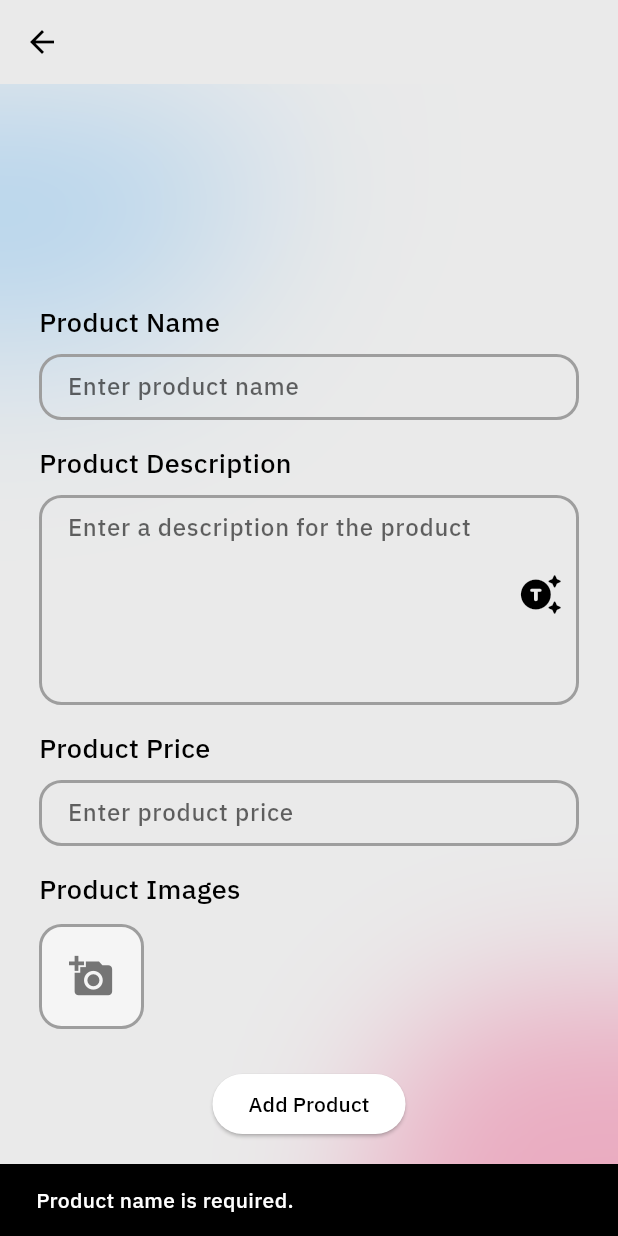
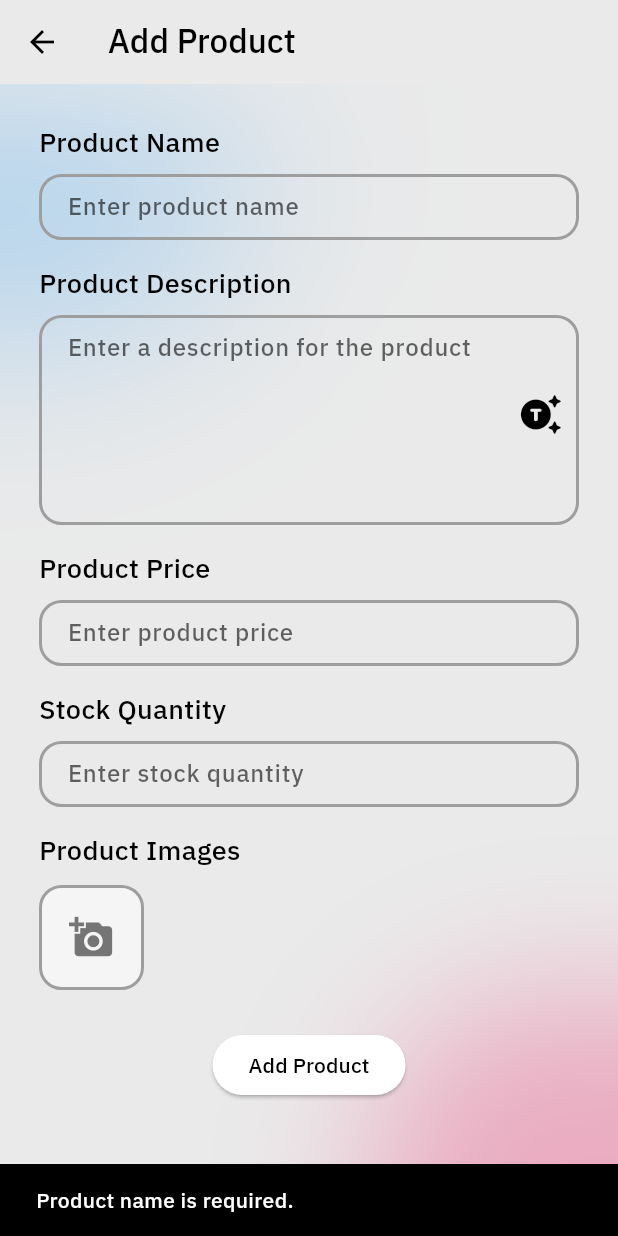
Before and after one commit to cubetech110/cube_business, a Flutter app: the AddProductScreen screen opened directly, after a tap on "Add Product", on a phone screen of 412 x 824 dp. Run offline on Flutter 3.47's test engine with Material 3 defaults, Android fonts, the phone set to English and light mode, and no system bars; our stand-ins replace cloud_firestore, firebase_auth, firebase_core, firebase_storage, flutter_svg, google_generative_ai and 4 more; missing offline and left inert: glowy_borders; accounts and stored records are empty; project files that could hold a hidden picture were left out.

Commit message:
Last Update

```diff
--- a/lib/core/catogery_type.dart
+++ b/lib/core/catogery_type.dart
@@ -1,5 +1,6 @@
 enum CategoryType {
-  Elegance,
+  Beauty,
+  Electronices,
   Food,
   Clothes,
 }
--- a/lib/main.dart
+++ b/lib/main.dart
@@ -5,6 +5,7 @@
 import 'package:cube_business/provider/store_provider.dart';
 import 'package:cube_business/services/auth_service.dart';
 import 'package:cube_business/views/pages/auth/auth_wrapper.dart';
+import 'package:cube_business/views/pages/payment/payment_page.dart';
 import 'package:firebase_auth/firebase_auth.dart';
 import 'package:flutter/material.dart';
 import 'package:flutter_localizations/flutter_localizations.dart';
@@ -48,7 +49,7 @@
         debugShowCheckedModeBanner: false,
         title: 'Cube Business',
         theme: AppTheme.lightTheme,
-        home: const AuthWrapper(),
+        home: AuthWrapper()
         // locale: const Locale('ar'),
         // localizationsDelegates: const [
         //   GlobalMaterialLocalizations.delegate,
--- a/lib/model/msg_model.dart
+++ b/lib/model/msg_model.dart
@@ -1,6 +1,8 @@
 class Message {
   final String text;
-  final bool isUser; // true if message sent by user, false if received from bot
+  final bool isUser;
 
   Message({required this.text, required this.isUser});
 }
+
+//msgModel ai bot
--- a/lib/model/store_model.dart
+++ b/lib/model/store_model.dart
@@ -9,7 +9,7 @@
   DateTime createdAt;
   int visitorCount;
   String categories;
-
+  bool aictived;
 String? logoUrl;
   Store({
      this.id,
@@ -19,9 +19,9 @@
     required this.createdAt,
     required this.visitorCount,
     required this.categories, this.logoUrl,this.premotionUrl,
+    required this.aictived
   });
 
-  // تحويل المستند من Firestore إلى Store
   factory Store.fromFirestore(Map<String, dynamic> data, String id) {
     return Store(
       id: id,
@@ -33,11 +33,11 @@
       categories: data['categories'],
       logoUrl: data['logoUrl'],
       premotionUrl: data['premotionUrl'],
+      aictived:data['aictived']??false
 
     );
   }
 
-  // تحويل Store إلى مستند قابل للتخزين في Firestore
   Map<String, dynamic> toFirestore() {
     return {
       'name': name,
@@ -47,7 +47,8 @@
       'visitorCount': visitorCount,
       'categories': categories,
       'logoUrl': logoUrl,
-      'premotionUrl':premotionUrl
+      'premotionUrl':premotionUrl,
+      'actived':aictived
     };
   }
 }
--- a/lib/services/store_service.dart
+++ b/lib/services/store_service.dart
@@ -19,17 +19,14 @@
     return null; // Return null if store not found
   }
 Future<void> addStore(Store store) async {
-  // إنشاء معرف فريد لـ storeId
+
   final String storeId = FirebaseFirestore.instance.collection('stores').doc().id;
 
-  // تحديث storeId في المستخدم الحالي
   await UserService().updateStoreId(storeId);
 
-  // تخزين بيانات المتجر باستخدام نفس storeId
   store.id = storeId;
   await storeCollection.doc(storeId).set(store.toFirestore());
 }
-  // Update store data
   Future<void> updateStore(String storeId, Map<String, dynamic> newData) async {
     try {
       await storeCollection.doc(storeId).update(newData);
--- a/lib/views/pages/add store/add_store.dart
+++ b/lib/views/pages/add store/add_store.dart
@@ -181,6 +181,7 @@
           visitorCount: 0,
           ownerId: FirebaseAuth.instance.currentUser!.uid,
           location: '',
+          aictived: false,
           logoUrl: _imageUrl, // Use the uploaded image URL
         );
 
--- a/lib/views/pages/add_product/add_product.dart
+++ b/lib/views/pages/add_product/add_product.dart
@@ -17,33 +17,31 @@
   const AddProductScreen({super.key});
 
   @override
-  // ignore: library_private_types_in_public_api
   _AddProductScreenState createState() => _AddProductScreenState();
 }
 
 class _AddProductScreenState extends State<AddProductScreen> {
   List<File?> selectedImages = []; // Store selected images
 
-  // TextEditingControllers to manage text input
   final productNameController = TextEditingController();
   final productDescriptionController = TextEditingController();
   final productPriceController = TextEditingController();
+  final productStockController = TextEditingController(); // Stock controller
 
-  bool _isLoading = false; // State to control loading indicator visibility
+  bool _isLoading = false;
 
   @override
   Widget build(BuildContext context) {
-
-
-final homeProvider= Provider.of<HomeProvider>(context);
+    final homeProvider = Provider.of<HomeProvider>(context);
 
     return Scaffold(
-      appBar: AppBar(),
+      appBar: AppBar(
+        title: const Text('Add Product'),
+      ),
       body: MyBackground(
         child: ListView(
           padding: const EdgeInsets.all(10.0),
           children: [
-            const SizedBox(height: 120,),
             Stack(
               children: [
                 Padding(
@@ -65,10 +63,13 @@
                         keyboardType: TextInputType.text,
                       ),
                       const SizedBox(height: 16),
-const productDescriptionAI(),                    const SizedBox(height: 16),
+                       productDescriptionAI(productDescriptionController:productDescriptionController),
+                      const SizedBox(height: 16),
                       CustomTextField(
-                  inputFormatters: [FilteringTextInputFormatter.allow(RegExp(r'^\d*\.?\d*'))],
-
+                        inputFormatters: [
+                          FilteringTextInputFormatter.allow(
+                              RegExp(r'^\d*\.?\d*'))
+                        ],
                         label: 'Product Price',
                         hintText: 'Enter product price',
                         controller: productPriceController,
@@ -79,26 +80,52 @@
                           return null;
                         },
                         maxLines: 1,
-                      keyboardType: const TextInputType.numberWithOptions(decimal: true,signed: true),
+                        keyboardType: const TextInputType.numberWithOptions(
+                            decimal: true, signed: true),
+                      ),
+                      const SizedBox(height: 16),
+                      CustomTextField(
+                        inputFormatters: [
+                          FilteringTextInputFormatter.digitsOnly
+                        ],
+                        label: 'Stock Quantity',
+                        hintText: 'Enter stock quantity',
+                        controller: productStockController,
+                        validator: (value) {
+                          if (value == null || value.isEmpty) {
+                            return 'Please enter the stock quantity';
+                          } else if (int.tryParse(value) == null ||
+                              int.parse(value) < 0) {
+                            return 'Please enter a valid stock quantity';
+                          }
+                          return null;
+                        },
+                        maxLines: 1,
+                        keyboardType: TextInputType.number,
                       ),
                       const SizedBox(height: 16),
                       PickImageProduct(
                         label: 'Product Images',
                         onImagesPicked: (files) {
                           setState(() {
-                          selectedImages = files; // Store selected images
+                            selectedImages = files;
                           });
-                        print('Number of selected images: ${selectedImages.length}');
                         },
                       ),
                       const SizedBox(height: 16),
-                    if (!_isLoading) // Show button if not loading
+                      if (!_isLoading)
                         Center(
                           child: ElevatedButton(
                             onPressed: () async {
                               final productName = productNameController.text;
-final productDescription = productDescriptionController.text;
-final productPrice = double.tryParse(productPriceController.text) ?? 0.0;
+                              final productDescription =
+                                  productDescriptionController.text;
+                              final productPrice = double.tryParse(
+                                      productPriceController.text) ??
+                                  0.0;
+                              final productStock = int.tryParse(
+                                      productStockController.text) ??
+                                  -1;
 
                               String? errorMessage;
 
@@ -107,64 +134,71 @@
                               } else if (selectedImages.isEmpty) {
                                 errorMessage = 'Please add product images.';
                               } else if (productPrice <= 0.0) {
-  errorMessage = 'Please provide a valid product price.';
+                                errorMessage =
+                                    'Please provide a valid product price.';
+                              } else if (productStock < 0) {
+                                errorMessage =
+                                    'Please provide a valid stock quantity.';
                               }
 
                               if (errorMessage != null) {
                                 ScaffoldMessenger.of(context).showSnackBar(
-    SnackBar(
-      content: Text(errorMessage),
-    ),
+                                  SnackBar(content: Text(errorMessage)),
                                 );
                                 return;
                               }
 
-// Proceed with submitting the data or whatever logic comes next
-
-
                               setState(() {
-                              _isLoading = true; // Show loading indicator
+                                _isLoading = true;
                               });
 
-                            UserModel? currentUser = await AuthService().getCurrentUserData();
-                            ProductService productService = ProductService(storeId: currentUser!.storeId!);
+                              try {
+                                UserModel? currentUser =
+                                    await AuthService().getCurrentUserData();
+                                ProductService productService = ProductService(
+                                    storeId: currentUser!.storeId!);
 
-                            // Upload images and get URLs
                                 List<String> imageUrls = [];
-                            // Inside the upload function
                                 for (File? imageFile in selectedImages) {
                                   if (imageFile != null) {
-                                print('Uploading image: ${imageFile.path}'); // Log the path to check if duplicates exist
-                                String imageUrl = await uploadImage(imageFile);
+                                    String imageUrl =
+                                        await uploadImage(imageFile);
                                     imageUrls.add(imageUrl);
                                   }
                                 }
 
-                            // Create the product with the image URLs
                                 Product newProduct = Product(
                                   id: DateTime.now().toString(),
                                   name: productName,
                                   description: productDescription,
                                   price: productPrice,
-                              stock: 100,
+                                  stock: productStock,
                                   category: 'm',
                                   createdAt: DateTime.now(),
-                              imageUrl: imageUrls, // Assign the URLs here
+                                  imageUrl: imageUrls,
                                 );
 
                                 await productService.addProduct(newProduct);
-        await  homeProvider.fetchProductCount();
-                            setState(() {
-                              _isLoading = false; // Hide loading indicator
-                            });
+                                await homeProvider.fetchProductCount();
 
                                 ScaffoldMessenger.of(context).showSnackBar(
                                   const SnackBar(
-                                content: Text('Product added successfully'),
-                              ),
+                                      content:
+                                          Text('Product added successfully')),
                                 );
 
-                            Navigator.pop(context); // Navigate back after adding product
+                                Navigator.pop(context);
+                              } catch (e) {
+                                ScaffoldMessenger.of(context).showSnackBar(
+                                  SnackBar(
+                                      content: Text(
+                                          'Failed to add product: $e')),
+                                );
+                              } finally {
+                                setState(() {
+                                  _isLoading = false;
+                                });
+                              }
                             },
                             child: const Text('Add Product'),
                           ),
@@ -175,12 +209,13 @@
                 if (_isLoading)
                   const Align(
                     alignment: Alignment.bottomCenter,
-                  child: LinearProgressIndicator(color: Colors.black,), // Horizontal progress indicator
+                    child: LinearProgressIndicator(),
                   ),
               ],
             ),
           ],
         ),
-    ));
+      ),
+    );
   }
 }
--- a/lib/views/pages/add_product/widget/ai_text_genrator.dart
+++ b/lib/views/pages/add_product/widget/ai_text_genrator.dart
@@ -4,7 +4,10 @@
 import 'package:glowy_borders/glowy_borders.dart';
 
 class productDescriptionAI extends StatefulWidget {
-  const productDescriptionAI({super.key});
+
+
+  final TextEditingController productDescriptionController;
+  const productDescriptionAI({super.key, required this.productDescriptionController});
 
 
   @override
@@ -39,8 +42,7 @@
     setState(() {
       _sendingMessage = true;
     });
-
-    productDescriptionAIController.text = await reWrite(messageText);
+widget.productDescriptionController.text =await reWrite(messageText);
 
     setState(() {
       _sendingMessage = false;
@@ -52,7 +54,7 @@
     return  CustomTextField(
   label: 'Product Description',
   hintText: 'Enter a description for the product',
-  controller: productDescriptionAIController,
+  controller: widget.productDescriptionController,
   validator: (value) {
     if (value == null || value.isEmpty) {
       return 'Please enter the product description';
--- a/lib/views/pages/auth/auth_wrapper.dart
+++ b/lib/views/pages/auth/auth_wrapper.dart
@@ -1,3 +1,4 @@
+import 'package:cube_business/provider/user_provider.dart';
 import 'package:cube_business/views/pages/auth/login_screen.dart';
 import 'package:cube_business/views/pages/add%20store/add_store.dart';
 import 'package:cube_business/views/pages/home/home_screen.dart';
@@ -11,6 +12,7 @@
   @override
   Widget build(BuildContext context) {
     final user = Provider.of<User?>(context);
+    final userProvider = Provider.of<UserProvider?>(context);
 
     if (user != null) {
       // print(OneSignal.User.pushSubscription.id);
--- a/lib/views/widgets/custom_dropdown.dart
+++ b/lib/views/widgets/custom_dropdown.dart
@@ -27,8 +27,9 @@
 
   // Map for translating enum to Arabic labels
   final Map<CategoryType, String> categoryLabels = {
-    CategoryType.Elegance: 'Elegance',
+    CategoryType.Electronices: 'Electronices',
     CategoryType.Food: 'Food',
+    CategoryType.Beauty:'Beauty',
     CategoryType.Clothes: 'Clothes',
   };
 
```
Also changed, not shown: lib/provider/auth_provider.dart (+9 -3 lines), lib/services/product_screvice.dart (+11 -8 lines), lib/views/pages/auth/login_screen.dart (+7 -2 lines), lib/views/pages/home/home_screen.dart (+14 -3 lines), lib/views/pages/payment/pay.dart (added, +152 -0 lines), lib/views/pages/payment/payment_page.dart (added, +117 -0 lines), lib/views/pages/products/product_edit_screen.dart (+67 -89 lines), lib/views/widgets/items.dart (+11 -10 lines). Lines whose indentation alone changed are shown as unchanged.
